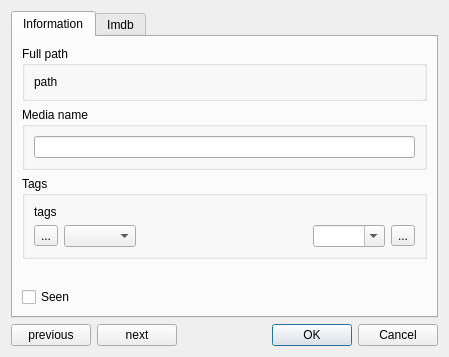
Before: the Qt Designer form src/ui/editmediadialog.ui in slopjong/MediaSpy, drawn with Qt 5.
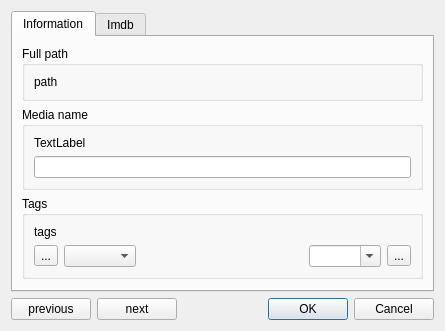
After: the same form once the commit is applied. Icons and pictures are not drawn.

Commit message: Polish edit dialog for only tags editing

Patch:
```diff
--- a/src/ui/editmediadialog.ui
+++ b/src/ui/editmediadialog.ui
@@ -6,8 +6,8 @@
    <rect>
     <x>0</x>
     <y>0</y>
-    <width>449</width>
-    <height>357</height>
+    <width>445</width>
+    <height>319</height>
    </rect>
   </property>
   <property name="windowTitle">
@@ -31,7 +31,7 @@
          </property>
          <layout class="QVBoxLayout" name="verticalLayout_4">
           <item>
-           <widget class="QLabel" name="mediaNameLabel">
+           <widget class="QLabel" name="fullPathLabel">
             <property name="styleSheet">
              <string notr="true"/>
             </property>
@@ -49,6 +49,13 @@
           <string>Media name</string>
          </property>
          <layout class="QVBoxLayout" name="verticalLayout_5">
+          <item>
+           <widget class="QLabel" name="mediaNameLabel">
+            <property name="text">
+             <string>TextLabel</string>
+            </property>
+           </widget>
+          </item>
           <item>
            <widget class="QLineEdit" name="mediaNameLineEdit">
             <property name="toolTip">
@@ -160,16 +167,6 @@
          </property>
         </spacer>
        </item>
-       <item>
-        <widget class="QCheckBox" name="seenCheckBox">
-         <property name="text">
-          <string>Seen</string>
-         </property>
-         <property name="tristate">
-          <bool>false</bool>
-         </property>
-        </widget>
-       </item>
       </layout>
      </widget>
      <widget class="QWidget" name="imdbTab">
```
The commit also changes 2 other files.
